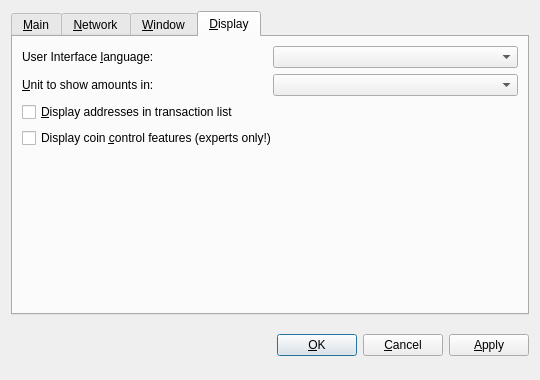
This is src/qt/forms/optionsdialog.ui in BlockPioneers/chipcoin_old_x11_pos as Qt 5 draws it before an edit. The edited form follows.
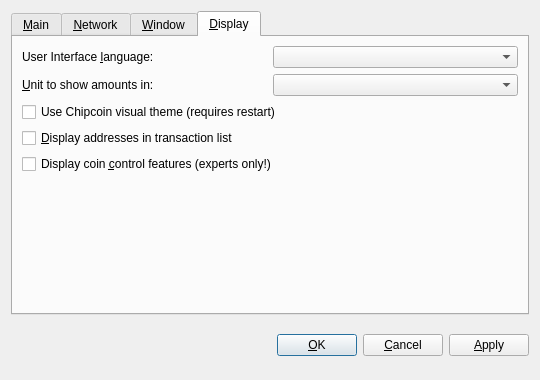
This is the edited form. The open tabs and pages were chosen to show the change. Custom widgets are drawn as their Qt base class.

What changed in the file:
```diff
--- a/src/qt/forms/optionsdialog.ui
+++ b/src/qt/forms/optionsdialog.ui
@@ -379,6 +379,13 @@
          </item>
         </layout>
        </item>
+        <item>
+        <widget class="QCheckBox" name="useChipcoinTheme">
+         <property name="text">
+          <string>Use Chipcoin visual theme (requires restart)</string>
+         </property>
+        </widget>
+       </item>
        <item>
         <widget class="QCheckBox" name="displayAddresses">
          <property name="toolTip">
```
